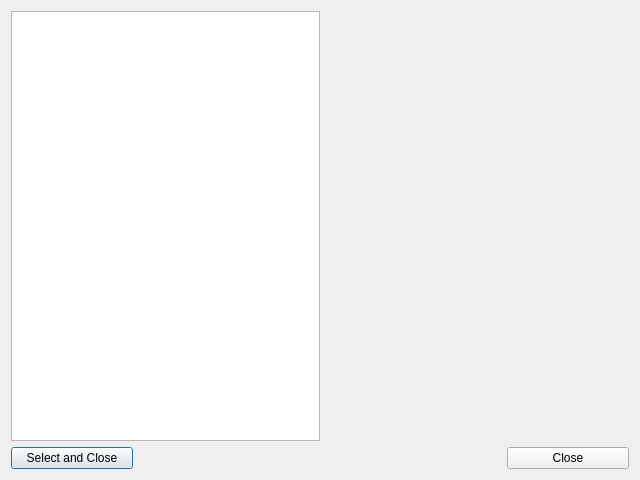
cellproductions/KryptaEditorQT, file KryptaEditor/layerbrowserdialog.ui: the form before one commit.
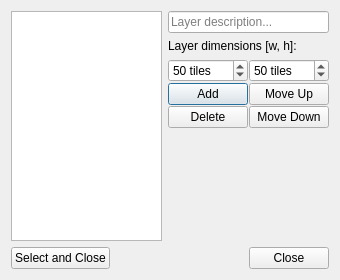
The form after the commit.

Commit message: finished layer browser dialog

What changed in the file:
```diff
--- a/KryptaEditor/layerbrowserdialog.ui
+++ b/KryptaEditor/layerbrowserdialog.ui
@@ -6,8 +6,8 @@
    <rect>
     <x>0</x>
     <y>0</y>
-    <width>640</width>
-    <height>480</height>
+    <width>340</width>
+    <height>280</height>
    </rect>
   </property>
   <property name="windowTitle">
@@ -22,7 +22,123 @@
         <widget class="QListWidget" name="listWidget"/>
        </item>
        <item>
-        <layout class="QVBoxLayout" name="verticalLayout_2"/>
+        <layout class="QVBoxLayout" name="verticalLayout_2" stretch="5,0,0">
+         <item>
+          <widget class="QLineEdit" name="tbDescription">
+           <property name="placeholderText">
+            <string>Layer description...</string>
+           </property>
+          </widget>
+         </item>
+         <item>
+          <widget class="QLabel" name="label">
+           <property name="text">
+            <string>Layer dimensions [w, h]:</string>
+           </property>
+          </widget>
+         </item>
+         <item>
+          <layout class="QHBoxLayout" name="horizontalLayout_3" stretch="50,50">
+           <property name="spacing">
+            <number>1</number>
+           </property>
+           <item>
+            <layout class="QVBoxLayout" name="verticalLayout_4" stretch="35,30,30,0">
+             <item>
+              <widget class="QSpinBox" name="sbWidth">
+               <property name="suffix">
+                <string> tiles</string>
+               </property>
+               <property name="minimum">
+                <number>10</number>
+               </property>
+               <property name="maximum">
+                <number>100</number>
+               </property>
+               <property name="value">
+                <number>50</number>
+               </property>
+              </widget>
+             </item>
+             <item>
+              <widget class="QPushButton" name="bAdd">
+               <property name="text">
+                <string>Add</string>
+               </property>
+              </widget>
+             </item>
+             <item>
+              <widget class="QPushButton" name="bDelete">
+               <property name="text">
+                <string>Delete</string>
+               </property>
+              </widget>
+             </item>
+             <item>
+              <spacer name="verticalSpacer">
+               <property name="orientation">
+                <enum>Qt::Vertical</enum>
+               </property>
+               <property name="sizeHint" stdset="0">
+                <size>
+                 <width>20</width>
+                 <height>40</height>
+                </size>
+               </property>
+              </spacer>
+             </item>
+            </layout>
+           </item>
+           <item>
+            <layout class="QVBoxLayout" name="verticalLayout_5" stretch="5,5,5,74">
+             <item>
+              <widget class="QSpinBox" name="sbHeight">
+               <property name="suffix">
+                <string> tiles</string>
+               </property>
+               <property name="minimum">
+                <number>10</number>
+               </property>
+               <property name="maximum">
+                <number>100</number>
+               </property>
+               <property name="value">
+                <number>50</number>
+               </property>
+              </widget>
+             </item>
+             <item>
+              <widget class="QPushButton" name="bUp">
+               <property name="text">
+                <string>Move Up</string>
+               </property>
+              </widget>
+             </item>
+             <item>
+              <widget class="QPushButton" name="bDown">
+               <property name="text">
+                <string>Move Down</string>
+               </property>
+              </widget>
+             </item>
+             <item>
+              <spacer name="verticalSpacer_3">
+               <property name="orientation">
+                <enum>Qt::Vertical</enum>
+               </property>
+               <property name="sizeHint" stdset="0">
+                <size>
+                 <width>20</width>
+                 <height>40</height>
+                </size>
+               </property>
+              </spacer>
+             </item>
+            </layout>
+           </item>
+          </layout>
+         </item>
+        </layout>
        </item>
       </layout>
      </item>
```
Left out of the diff: 6 changed lines with no effect on the pictures. The commit also changes 22 other files.
